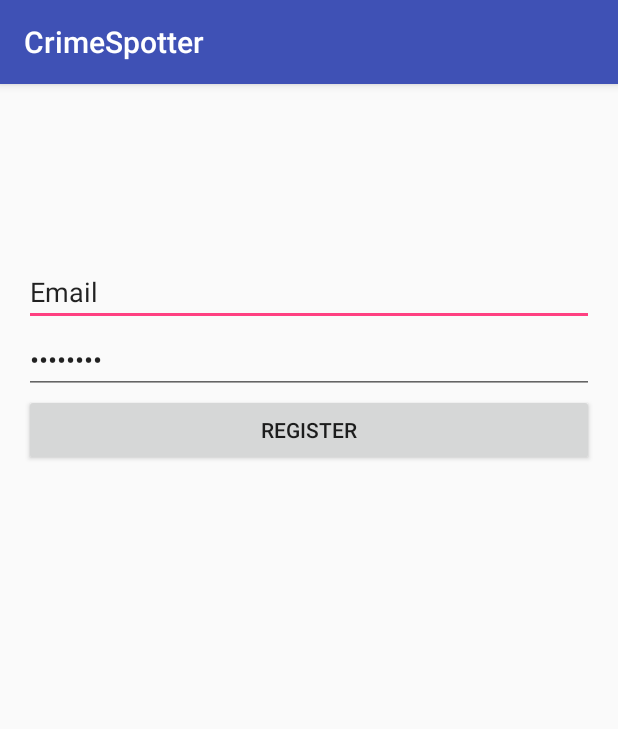
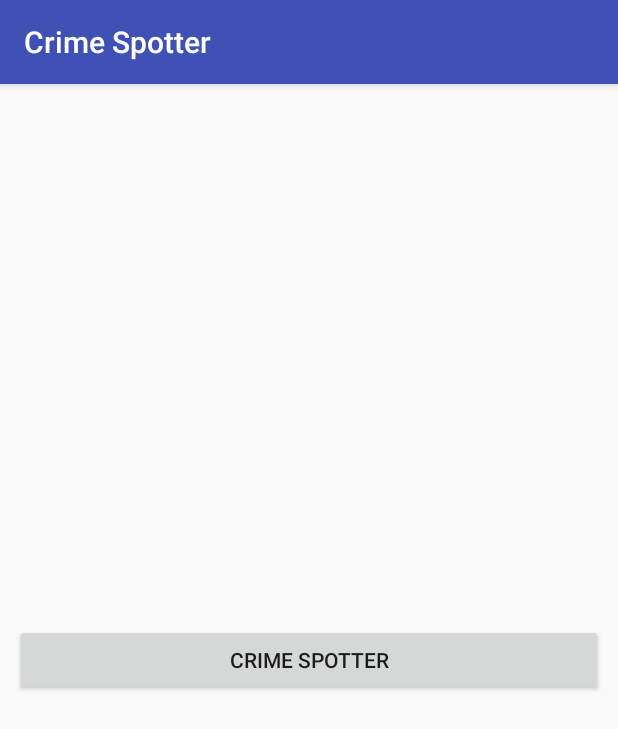
Before and after one commit to duduzile/CrimeSpotter, an Android app: the screen it shows after launch (RegisterActivity before the commit, MainActivity after it), on a phone screen of 412 x 824 dp. Shown: the top 729 px of the screen. Run offline under Robolectric (Android 15) with nearby library versions, the phone set to English and light mode, and no system bars; our stand-ins replace Firebase (no records; nobody signed in at launch, a user with empty details on screens opened directly).

```diff
--- a/app/build.gradle
+++ b/app/build.gradle
@@ -32,6 +32,9 @@ dependencies {
     compile 'com.google.firebase:firebase-auth:9.2.0'
     compile 'com.google.firebase:firebase-messaging:9.2.0'
 
+
+    compile 'com.google.android.gms:play-services-location:9.2.0'
+
 }
 
 
--- a/app/src/main/java/crimespotter/rhokpta/unisa/co/za/crimespotter/MainActivity.java
+++ b/app/src/main/java/crimespotter/rhokpta/unisa/co/za/crimespotter/MainActivity.java
@@ -1,20 +1,82 @@
 package crimespotter.rhokpta.unisa.co.za.crimespotter;
 
+import android.content.pm.PackageManager;
+import android.location.Location;
+import android.os.Bundle;
+import android.support.annotation.NonNull;
+import android.support.annotation.Nullable;
+import android.support.v4.app.ActivityCompat;
 import android.support.v7.app.AppCompatActivity;
-import android.os.Bundle;
+import android.widget.Toast;
 
+import com.google.android.gms.common.ConnectionResult;
+import com.google.android.gms.common.api.GoogleApiClient;
+import com.google.android.gms.location.LocationServices;
 import com.google.firebase.database.FirebaseDatabase;
 
-public class MainActivity extends AppCompatActivity {
+public class MainActivity extends AppCompatActivity implements
+        GoogleApiClient.ConnectionCallbacks, GoogleApiClient.OnConnectionFailedListener {
 
     FirebaseDatabase dataRef;
 
+    GoogleApiClient mGoogleApiClient;
+    Location mLastLocation;
 
     @Override
     protected void onCreate(Bundle savedInstanceState) {
         super.onCreate(savedInstanceState);
         setContentView(R.layout.activity_main);
 
+        if (mGoogleApiClient == null) {
+            mGoogleApiClient = new GoogleApiClient.Builder(this)
+                    .addConnectionCallbacks(this)
+                    .addOnConnectionFailedListener(this)
+                    .addApi(LocationServices.API)
+                    .build();
+        }
+    }
+
+    @Override
+    public void onConnected(@Nullable Bundle bundle) {
+
+        if (ActivityCompat.checkSelfPermission(this, android.Manifest.permission.ACCESS_FINE_LOCATION) != PackageManager.PERMISSION_GRANTED && ActivityCompat.checkSelfPermission(this, android.Manifest.permission.ACCESS_COARSE_LOCATION) != PackageManager.PERMISSION_GRANTED) {
+            // TODO: Consider calling
+            //    ActivityCompat#requestPermissions
+            // here to request the missing permissions, and then overriding
+            //   public void onRequestPermissionsResult(int requestCode, String[] permissions,
+            //                                          int[] grantResults)
+            // to handle the case where the user grants the permission. See the documentation
+            // for ActivityCompat#requestPermissions for more details.
+            return;
+        }
+        mLastLocation = LocationServices.FusedLocationApi.getLastLocation(mGoogleApiClient);
+        if (mLastLocation != null) {
+
+        } else {
+            Toast.makeText(this, R.string.no_location_detected, Toast.LENGTH_LONG).show();
+        }
+    }
+
+    @Override
+    public void onConnectionSuspended(int i) {
 
     }
+
+    protected void onStart() {
+        mGoogleApiClient.connect();
+        super.onStart();
+    }
+
+    protected void onStop() {
+        mGoogleApiClient.disconnect();
+        super.onStop();
+    }
+
+
+    @Override
+    public void onConnectionFailed(@NonNull ConnectionResult connectionResult) {
+
+    }
+
+
 }
--- a/app/src/main/res/layout/activity_main.xml
+++ b/app/src/main/res/layout/activity_main.xml
@@ -1,16 +1,16 @@
 <?xml version="1.0" encoding="utf-8"?>
-<RelativeLayout xmlns:android="http://schemas.android.com/apk/res/android"
+<LinearLayout xmlns:android="http://schemas.android.com/apk/res/android"
     xmlns:tools="http://schemas.android.com/tools"
     android:layout_width="match_parent"
     android:layout_height="match_parent"
-    android:paddingBottom="@dimen/activity_vertical_margin"
-    android:paddingLeft="@dimen/activity_horizontal_margin"
-    android:paddingRight="@dimen/activity_horizontal_margin"
-    android:paddingTop="@dimen/activity_vertical_margin"
     tools:context="crimespotter.rhokpta.unisa.co.za.crimespotter.MainActivity">
 
-    <TextView
-        android:layout_width="wrap_content"
+    <Button
+        android:id="@+id/btnCrimeSpot"
+        android:layout_width="match_parent"
         android:layout_height="wrap_content"
-        android:text="Hello Crimespotter!" />
-</RelativeLayout>
+        android:text="@string/crime_spotter"
+        android:layout_gravity="center|center_vertical"
+        android:layout_marginLeft="10dp"
+        android:layout_marginRight="10dp" />
+</LinearLayout>
--- a/app/src/main/res/values/strings.xml
+++ b/app/src/main/res/values/strings.xml
@@ -1,6 +1,8 @@
 <resources>
-    <string name="app_name">CrimeSpotter</string>
+    <string name="app_name">Crime Spotter</string>
     <string name="register">Register</string>
     <string name="password">Password</string>
     <string name="email">Email</string>
+    <string name="crime_spotter">Crime Spotter</string>
+    <string name="no_location_detected">No Location Found</string>
 </resources>
```
Also changed, not shown: app/src/main/AndroidManifest.xml (+8 -5 lines).
